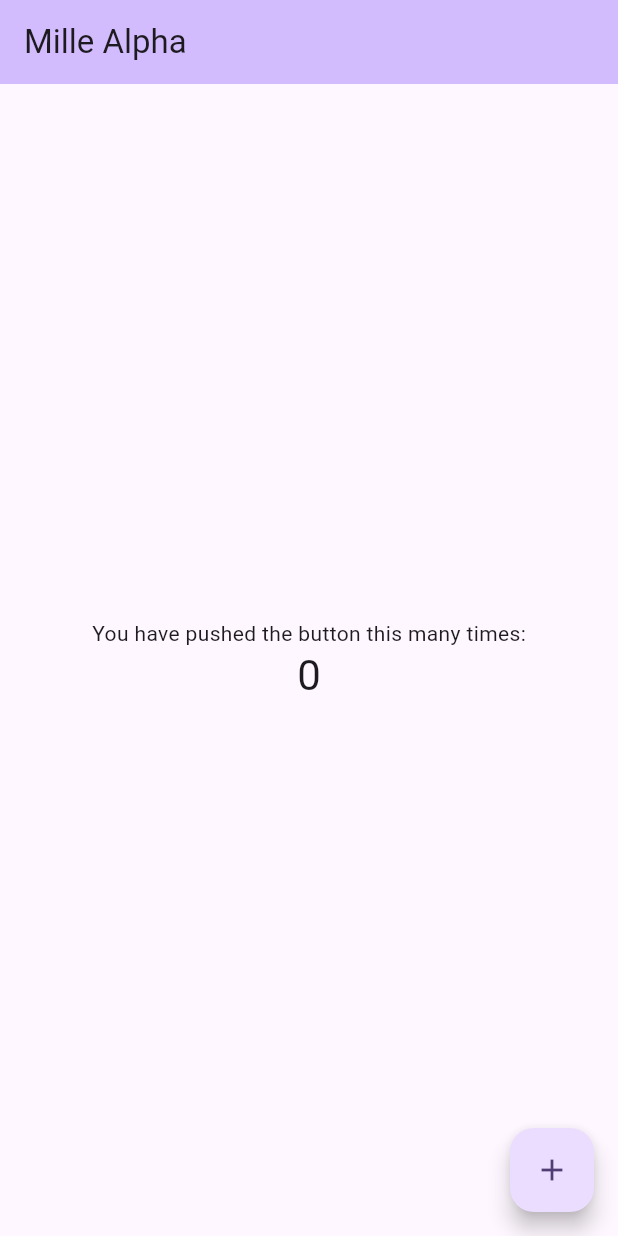
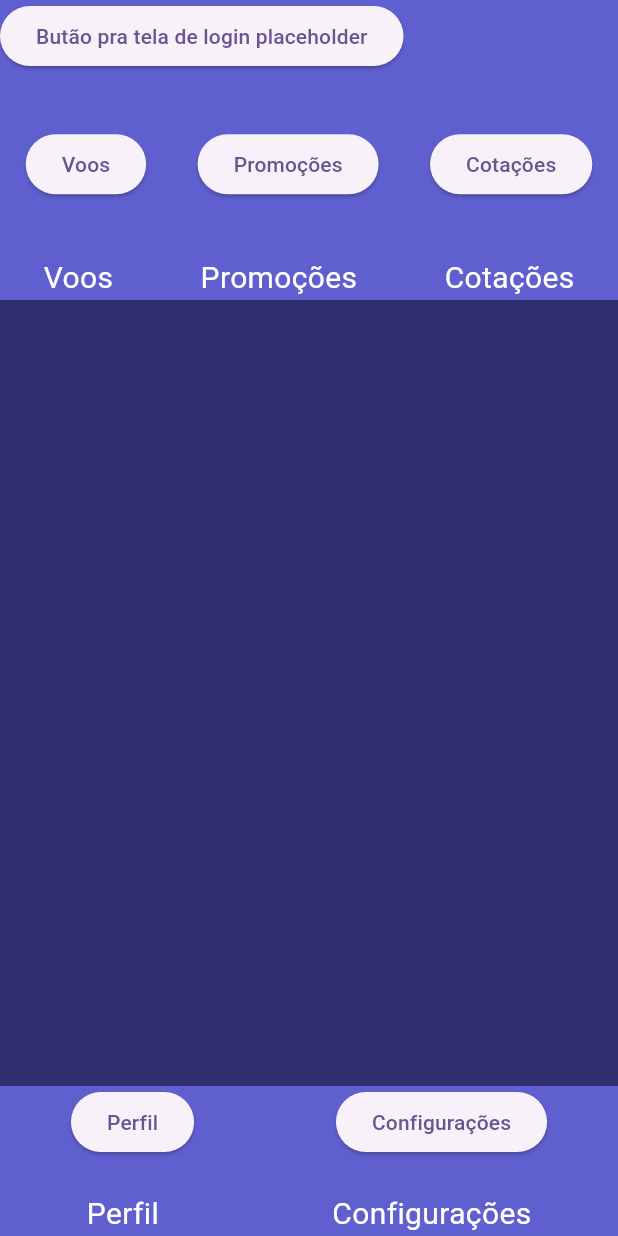
Before and after one commit to concernedjal37/projeto-millie-app, a Flutter app: the screen it shows after launch, on a phone screen of 412 x 824 dp. Run offline on Flutter 3.47's test engine with Material 3 defaults, Android fonts, the phone set to English and light mode, and no system bars.

Commit message:
Esqueleto do projeto com as telas principais (Não há nada codificado pros botões extras e as entradas de texto (pra fazer no proximo sprint))

```diff
--- a/milliefront/lib/main.dart
+++ b/milliefront/lib/main.dart
@@ -1,4 +1,18 @@
 import 'package:flutter/material.dart';
+import 'package:milliefront/views/pages/home_page.dart';
+import 'package:milliefront/views/pages/login.dart';
+import 'package:milliefront/views/pages/perfil.dart';
+import 'package:milliefront/views/pages/promocao_e_cotacao.dart';
+import 'package:milliefront/views/pages/voos.dart';
+
+
+List<Widget> pages = [
+  HomePage(),
+  Login(),
+  Perfil(),
+  Voos(),
+  PromocaoECotacao(),
+];
 
 void main() {
   runApp(const MyApp());
@@ -11,112 +25,12 @@
   @override
   Widget build(BuildContext context) {
     return MaterialApp(
+      debugShowCheckedModeBanner: false,
       title: 'Millie Arthur',
       theme: ThemeData(
-        // This is the theme of your application.
-        //
-        // TRY THIS: Try running your application with "flutter run". You'll see
-        // the application has a purple toolbar. Then, without quitting the app,
-        // try changing the seedColor in the colorScheme below to Colors.green
-        // and then invoke "hot reload" (save your changes or press the "hot
-        // reload" button in a Flutter-supported IDE, or press "r" if you used
-        // the command line to start the app).
-        //
-        // Notice that the counter didn't reset back to zero; the application
-        // state is not lost during the reload. To reset the state, use hot
-        // restart instead.
-        //
-        // This works for code too, not just values: Most code changes can be
-        // tested with just a hot reload.
         colorScheme: .fromSeed(seedColor: Colors.deepPurple),
       ),
-      home: const MyHomePage(title: 'Mille Alpha'),
+      home: HomePage(),
     );
   }
 }
-
-class MyHomePage extends StatefulWidget {
-  const MyHomePage({super.key, required this.title});
-
-  // This widget is the home page of your application. It is stateful, meaning
-  // that it has a State object (defined below) that contains fields that affect
-  // how it looks.
-
-  // This class is the configuration for the state. It holds the values (in this
-  // case the title) provided by the parent (in this case the App widget) and
-  // used by the build method of the State. Fields in a Widget subclass are
-  // always marked "final".
-
-  final String title;
-
-  @override
-  State<MyHomePage> createState() => _MyHomePageState();
-}
-
-class _MyHomePageState extends State<MyHomePage> {
-  int _counter = 0;
-
-  void _incrementCounter() {
-    setState(() {
-      // This call to setState tells the Flutter framework that something has
-      // changed in this State, which causes it to rerun the build method below
-      // so that the display can reflect the updated values. If we changed
-      // _counter without calling setState(), then the build method would not be
-      // called again, and so nothing would appear to happen.
-      _counter++;
-    });
-  }
-
-  @override
-  Widget build(BuildContext context) {
-    // This method is rerun every time setState is called, for instance as done
-    // by the _incrementCounter method above.
-    //
-    // The Flutter framework has been optimized to make rerunning build methods
-    // fast, so that you can just rebuild anything that needs updating rather
-    // than having to individually change instances of widgets.
-    return Scaffold(
-      appBar: AppBar(
-        // TRY THIS: Try changing the color here to a specific color (to
-        // Colors.amber, perhaps?) and trigger a hot reload to see the AppBar
-        // change color while the other colors stay the same.
-        backgroundColor: Theme.of(context).colorScheme.inversePrimary,
-        // Here we take the value from the MyHomePage object that was created by
-        // the App.build method, and use it to set our appbar title.
-        title: Text(widget.title),
-      ),
-      body: Center(
-        // Center is a layout widget. It takes a single child and positions it
-        // in the middle of the parent.
-        child: Column(
-          // Column is also a layout widget. It takes a list of children and
-          // arranges them vertically. By default, it sizes itself to fit its
-          // children horizontally, and tries to be as tall as its parent.
-          //
-          // Column has various properties to control how it sizes itself and
-          // how it positions its children. Here we use mainAxisAlignment to
-          // center the children vertically; the main axis here is the vertical
-          // axis because Columns are vertical (the cross axis would be
-          // horizontal).
-          //
-          // TRY THIS: Invoke "debug painting" (choose the "Toggle Debug Paint"
-          // action in the IDE, or press "p" in the console), to see the
-          // wireframe for each widget.
-          mainAxisAlignment: .center,
-          children: [
-            const Text('You have pushed the button this many times:'),
-            Text(
-              '$_counter',
-              style: Theme.of(context).textTheme.headlineMedium,
-            ),
-          ],
-        ),
-      ),
-      floatingActionButton: FloatingActionButton(
-        onPressed: _incrementCounter,
-        tooltip: 'Increment',
-        child: const Icon(Icons.add),
-      ),
-    );
-  }
-}
--- /dev/null
+++ b/milliefront/lib/views/pages/home_page.dart
@@ -0,0 +1,127 @@
+import 'package:flutter/material.dart';
+import 'package:milliefront/views/pages/login.dart';
+import 'package:milliefront/views/pages/perfil.dart';
+import 'package:milliefront/views/pages/promocao_e_cotacao.dart';
+import 'package:milliefront/views/pages/voos.dart';
+
+class HomePage extends StatelessWidget {
+  const HomePage({super.key});
+  @override
+  Widget build(BuildContext context) {
+    return Scaffold(
+      body: Center(
+        child: Container(
+          color: Color(0xff303070),
+          width: double.infinity,
+          child: Column(
+            mainAxisAlignment: MainAxisAlignment.spaceBetween,
+            children: [
+               Container(
+                color: Color.fromARGB(255, 95, 95, 207),
+                height: 200.0,
+                width: double.infinity,
+                child: Column(
+                  mainAxisAlignment: MainAxisAlignment.spaceBetween,
+                  children: [
+                    Row(
+                      children: [
+                        ElevatedButton(onPressed: () {
+                          Navigator.push(context, MaterialPageRoute(builder: (context) => Login()));
+                        }, child: Text("Butão pra tela de login placeholder")),
+                      ],
+                    ),
+                    Row(
+                      mainAxisAlignment: MainAxisAlignment.spaceAround,
+                      mainAxisSize: MainAxisSize.max,
+                      children: [
+                        ElevatedButton(onPressed: () {
+                          Navigator.push(context, MaterialPageRoute(builder: (context) => Voos()));
+                        },
+                        child: Text("Voos")),
+                        ElevatedButton(onPressed: () {
+                          Navigator.push(context, MaterialPageRoute(builder: (context) => PromocaoECotacao()));
+                        }, child: Text("Promoções")),
+                        ElevatedButton(onPressed: () {
+                          Navigator.push(context, MaterialPageRoute(builder: (context) => PromocaoECotacao()));
+                        }, child: Text("Cotações")),
+                      ],
+                    ),
+                    Row(
+                      mainAxisAlignment: MainAxisAlignment.spaceAround,
+                      mainAxisSize: MainAxisSize.max,
+                      children: [
+                        Text("Voos",
+                        style: TextStyle(
+                          color: Colors.white,
+                          fontSize: 20,
+                        ),
+                        ),
+                        Text("Promoções",
+                        style: TextStyle(
+                          color: Colors.white,
+                          fontSize: 20,
+                        ),
+                        ),
+                        Text("Cotações",
+                        style: TextStyle(
+                          color: Colors.white,
+                          fontSize: 20,
+                        ),
+                        ),
+                      ],
+                    ),
+                  ],
+                ),
+               ),
+               Container(
+                color: Color(0xff303070),
+                width: double.infinity,
+               ),
+               Container(
+                color: Color.fromARGB(255, 95, 95, 207),
+                height: 100.0,
+                width: double.infinity,
+                child: Column(
+                  mainAxisAlignment: MainAxisAlignment.spaceBetween,
+                  children: [
+                    Row(
+                      mainAxisAlignment: MainAxisAlignment.spaceAround,
+                      mainAxisSize: MainAxisSize.max,
+                      children: [
+                        ElevatedButton(onPressed: () {
+                          Navigator.push(context, MaterialPageRoute(builder: (context) => Perfil()));
+                        },
+                        child: Text("Perfil")),
+                        ElevatedButton(onPressed: () {
+
+                        }, child: Text("Configurações")),
+                      ],
+                    ),
+                    Row(
+                      mainAxisAlignment: MainAxisAlignment.spaceAround,
+                      mainAxisSize: MainAxisSize.max,
+                      children: [
+                        Text("Perfil",
+                        style: TextStyle(
+                          color: Colors.white,
+                          fontSize: 20,
+                        ),
+                        ),
+                        Text("Configurações",
+                        style: TextStyle(
+                          color: Colors.white,
+                          fontSize: 20,
+                        ),
+                        ),
+                      ],
+                    ),
+                  ],
+                ),
+               ),
+            ],
+          ),
+        ),
+      ),
+    );
+  }
+}
--- a/milliefront/pubspec.yaml
+++ b/milliefront/pubspec.yaml
@@ -58,8 +58,8 @@
   uses-material-design: true
 
   # To add assets to your application, add an assets section, like this:
-  # assets:
-  #   - images/a_dot_burr.jpeg
+  assets:
+    - assets/images/
   #   - images/a_dot_ham.jpeg
 
   # An image asset can refer to one or more resolution-specific "variants", see
```
Also changed, not shown: milliefront/lib/views/pages/login.dart (added, +80 -0 lines), milliefront/lib/views/pages/perfil.dart (added, +137 -0 lines), milliefront/lib/views/pages/promocao_e_cotacao.dart (added, +83 -0 lines), milliefront/lib/views/pages/voos.dart (added, +90 -0 lines), milliefront/assets/images/Ilustracao414_3.png (added), milliefront/assets/images/Ilustracao431.png (added), milliefront/assets/images/Ilustracao431_1.png (added), milliefront/assets/images/Ilustracao431_2.png (added), milliefront/assets/images/Ilustracao431_3.png (added), milliefront/assets/images/OIP.png (added), milliefront/assets/images/beautiful-landscape-nature-scenery-hills-mountain-trees-forest-river-lake-field-view_499485-555.png (added).
